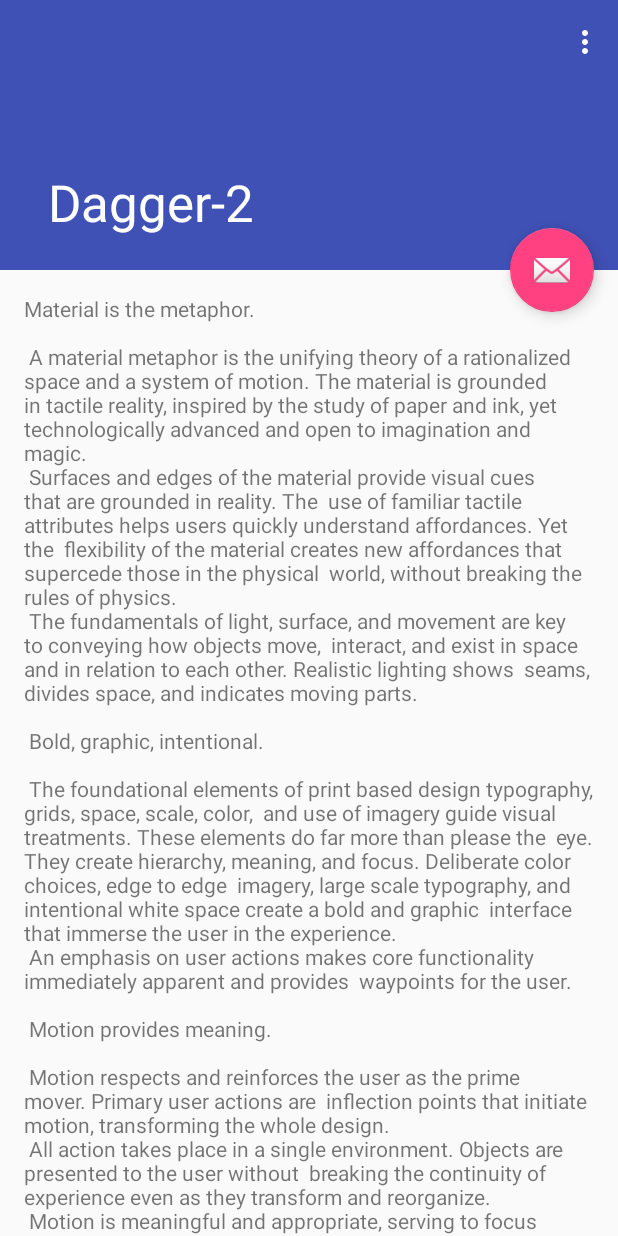
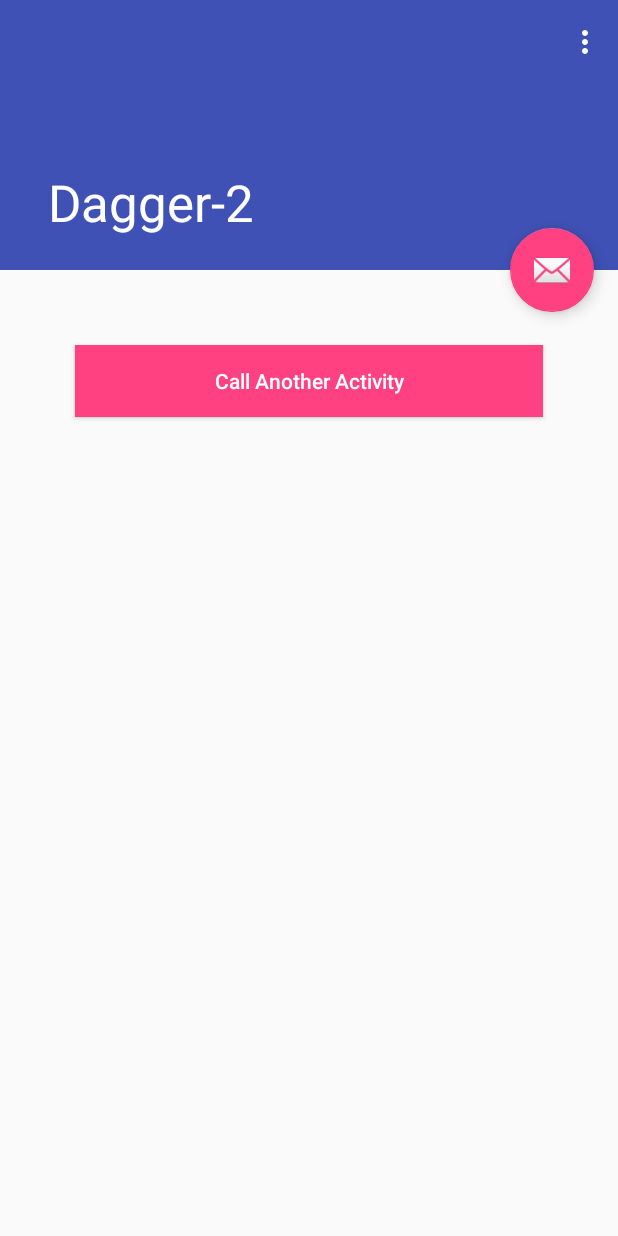
Before and after one commit to VickyPatel/EspressoWithDagger, an Android app: the screen it shows after launch (ScrollingActivity), on a phone screen of 412 x 824 dp. Run offline under Robolectric (Android 15) with nearby library versions, the phone set to English and light mode, and no system bars; our stand-ins replace Dagger/Hilt's generated code.

Commit message:
same pref on both activity

```diff
--- a/app/src/main/AndroidManifest.xml
+++ b/app/src/main/AndroidManifest.xml
@@ -3,6 +3,7 @@
     package="ca.vickypatel.dagger_2" >
 
     <application
+        android:name=".extras.MyApplication"
         android:allowBackup="true"
         android:icon="@mipmap/ic_launcher"
         android:label="@string/app_name"
@@ -18,6 +19,11 @@
                 <category android:name="android.intent.category.LAUNCHER" />
             </intent-filter>
         </activity>
+        <activity
+            android:name=".activity.DisplayActivity"
+            android:label="@string/title_activity_display"
+            android:theme="@style/AppTheme.NoActionBar" >
+        </activity>
     </application>
 
 </manifest>
--- a/app/src/main/java/ca/vickypatel/dagger_2/activity/ScrollingActivity.java
+++ b/app/src/main/java/ca/vickypatel/dagger_2/activity/ScrollingActivity.java
@@ -1,5 +1,6 @@
 package ca.vickypatel.dagger_2.activity;
 
+import android.content.Intent;
 import android.content.SharedPreferences;
 import android.os.Bundle;
 import android.support.design.widget.FloatingActionButton;
@@ -9,6 +10,7 @@ import android.support.v7.widget.Toolbar;
 import android.view.View;
 import android.view.Menu;
 import android.view.MenuItem;
+import android.widget.Button;
 
 import javax.inject.Inject;
 
@@ -31,8 +33,18 @@ public class ScrollingActivity extends AppCompatActivity {
         ((MyApplication)getApplication()).getComponent().inject(this);
 
         SharedPreferences.Editor editor = sharedPreferences.edit();
-        editor.putString("Name","vicky");
+        editor.putString("Name", "vicky");
         editor.apply();
+
+
+        Button button = (Button) findViewById(R.id.button);
+        button.setOnClickListener(new View.OnClickListener() {
+            @Override
+            public void onClick(View v) {
+                Intent intent = new Intent(ScrollingActivity.this,DisplayActivity.class);
+                startActivity(intent);
+            }
+        });
 
         FloatingActionButton fab = (FloatingActionButton) findViewById(R.id.fab);
         fab.setOnClickListener(new View.OnClickListener() {
--- a/app/src/main/java/ca/vickypatel/dagger_2/component/StorageComponent.java
+++ b/app/src/main/java/ca/vickypatel/dagger_2/component/StorageComponent.java
@@ -1,5 +1,8 @@
 package ca.vickypatel.dagger_2.component;
 
+import javax.inject.Singleton;
+
+import ca.vickypatel.dagger_2.activity.DisplayActivity;
 import ca.vickypatel.dagger_2.activity.ScrollingActivity;
 import ca.vickypatel.dagger_2.modules.StorageModule;
 import dagger.Component;
@@ -8,8 +11,10 @@ import dagger.Component;
  * Created by vicky on 10/12/15.
  */
 
+@Singleton
 @Component(modules = StorageModule.class)
 public interface StorageComponent {
 
     void inject(ScrollingActivity scrollingActivity);
+    void inject(DisplayActivity displayActivity);
 }
--- a/app/src/main/java/ca/vickypatel/dagger_2/modules/StorageModule.java
+++ b/app/src/main/java/ca/vickypatel/dagger_2/modules/StorageModule.java
@@ -21,6 +21,7 @@ public class StorageModule {
         this.application = application;
     }
 
+    @Singleton
     @Provides
     SharedPreferences provideSharedPreferences(){
         return PreferenceManager.getDefaultSharedPreferences(application);
--- a/app/src/main/res/layout/content_scrolling.xml
+++ b/app/src/main/res/layout/content_scrolling.xml
@@ -13,12 +13,16 @@
         android:layout_width="match_parent"
         android:layout_height="wrap_content">
 
-        <TextView
-            android:layout_width="wrap_content"
+
+        <Button
+            android:id="@+id/button"
+            android:layout_width="match_parent"
             android:layout_height="wrap_content"
-            android:layout_margin="@dimen/text_margin"
-            android:text="@string/large_text" />
-
+            android:layout_margin="50dp"
+            android:background="@color/colorAccent"
+            android:text="Call Another Activity"
+            android:textAllCaps="false"
+            android:textColor="#FFFFFF"/>
     </LinearLayout>
 
 </android.support.v4.widget.NestedScrollView>
--- /dev/null
+++ b/app/src/main/res/values-w820dp/dimens.xml
@@ -0,0 +1,6 @@
+<resources>
+    <!-- Example customization of dimensions originally defined in res/values/dimens.xml
+         (such as screen margins) for screens with more than 820dp of available width. This
+         would include 7" and 10" devices in landscape (~960dp and ~1280dp respectively). -->
+    <dimen name="activity_horizontal_margin">64dp</dimen>
+</resources>
--- a/app/src/main/res/values/dimens.xml
+++ b/app/src/main/res/values/dimens.xml
@@ -2,4 +2,7 @@
     <dimen name="app_bar_height">180dp</dimen>
     <dimen name="fab_margin">16dp</dimen>
     <dimen name="text_margin">16dp</dimen>
+    <!-- Default screen margins, per the Android Design guidelines. -->
+    <dimen name="activity_horizontal_margin">16dp</dimen>
+    <dimen name="activity_vertical_margin">16dp</dimen>
 </resources>
--- a/app/src/main/res/values/strings.xml
+++ b/app/src/main/res/values/strings.xml
@@ -90,4 +90,5 @@
         "when a user tries to pick up one of cards.\n\n"
     </string>
     <string name="action_settings">Settings</string>
+    <string name="title_activity_display">DisplayActivity</string>
 </resources>
```
Also changed, not shown: app/src/main/java/ca/vickypatel/dagger_2/activity/DisplayActivity.java (added, +47 -0 lines), app/src/main/res/layout/activity_display.xml (added, +25 -0 lines), app/src/main/res/layout/content_display.xml (added, +19 -0 lines).
